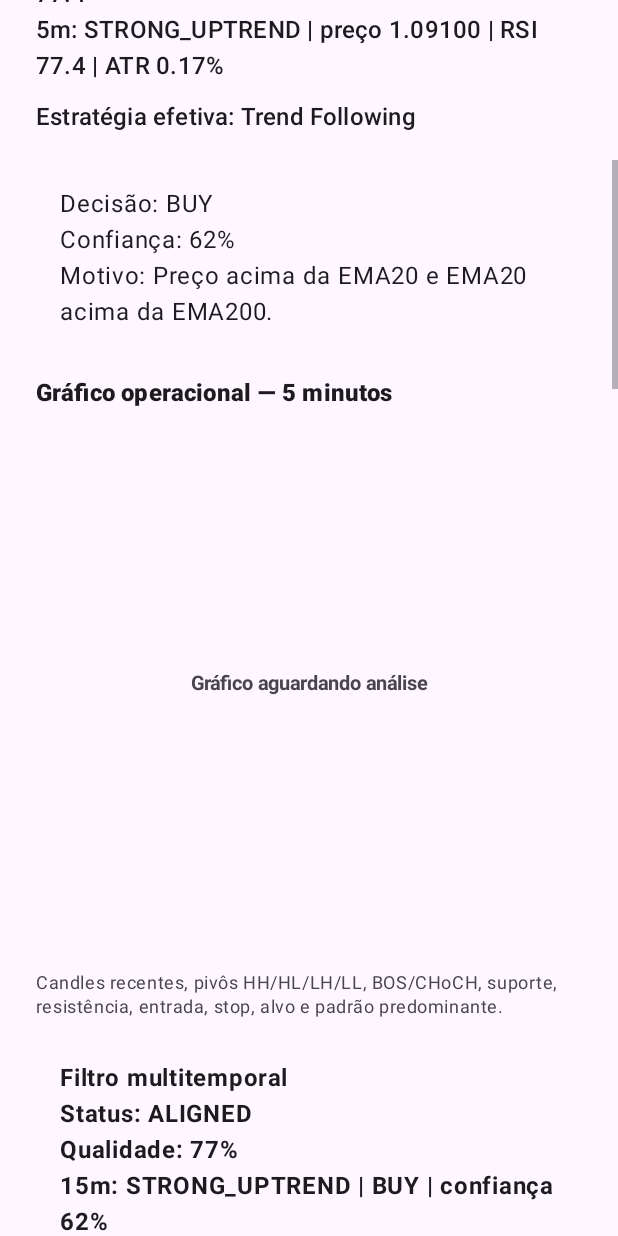
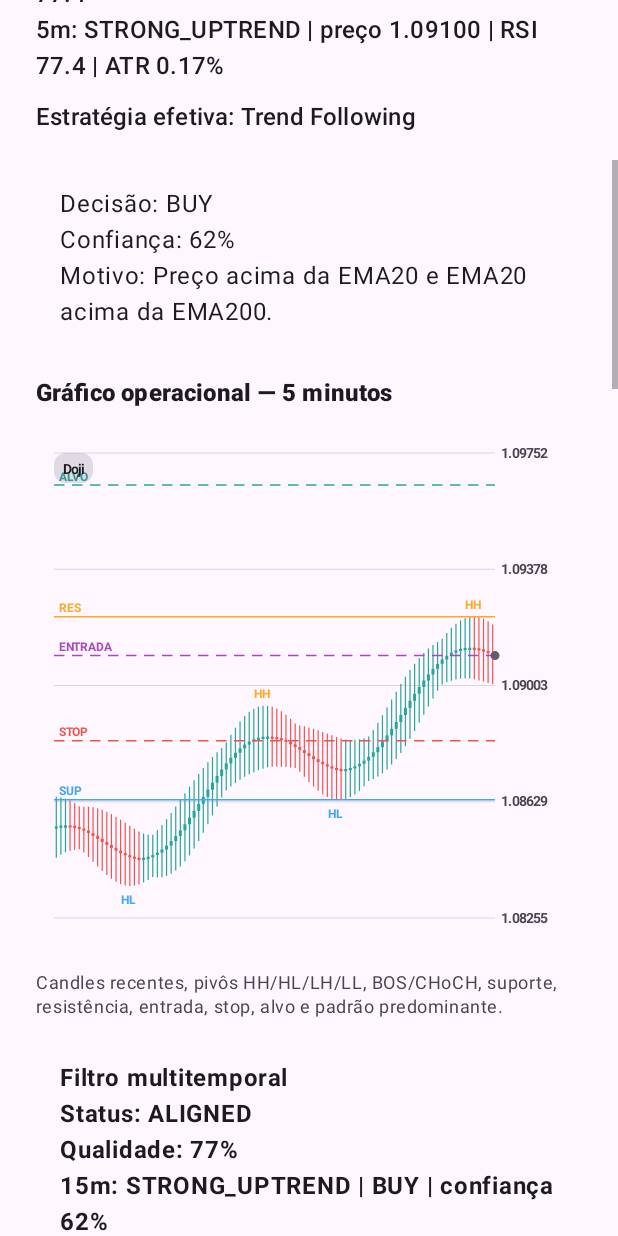
Before and after one commit to PrimalSword/orbis-wheel-mvp-vjoy, an Android app: the screen it shows after launch (MainActivity), scrolled down 576 dp, on a phone screen of 412 x 824 dp. Run offline under Robolectric (Android 15) with nearby library versions, the light colour scheme and no system bars; pictures from the network do not load.

Commit message:
feat: connect live analysis to visual chart

```diff
--- a/app/src/main/java/com/orbistrade/app/MainActivity.java
+++ b/app/src/main/java/com/orbistrade/app/MainActivity.java
@@ -35,7 +35,9 @@ import com.orbistrade.app.domain.strategy.StrategyDecision;
 import com.orbistrade.app.domain.strategy.StrategySelector;
 import com.orbistrade.app.domain.structure.MarketStructureAnalysis;
 import com.orbistrade.app.domain.structure.MarketStructureAnalyzer;
+import com.orbistrade.app.ui.chart.CandleChartView;
 
+import java.util.ArrayList;
 import java.util.List;
 import java.util.Locale;
 import java.util.concurrent.ExecutorService;
@@ -103,7 +105,9 @@ public class MainActivity extends AppCompatActivity {
                 });
             } catch (RuntimeException exception) {
                 runOnUiThread(() -> {
-                    showError(exception.getMessage() == null ? "Falha inesperada ao processar os dados de mercado." : exception.getMessage());
+                    showError(exception.getMessage() == null
+                            ? "Falha inesperada ao processar os dados de mercado."
+                            : exception.getMessage());
                     analyzeButton.setEnabled(true);
                 });
             }
@@ -172,39 +176,71 @@ public class MainActivity extends AppCompatActivity {
             );
         }
         if (isStructureConflict(effectiveDecision, contextStructure, triggerStructure)) {
-            effectiveDecision = waitDecision(effectiveDecision, "Filtro de estrutura",
-                    "A direção proposta conflita com a estrutura de preço. Aguarde BOS, CHoCH ou novo pivô confirmado.");
+            effectiveDecision = waitDecision(
+                    effectiveDecision,
+                    "Filtro de estrutura",
+                    "A direção proposta conflita com a estrutura de preço. Aguarde BOS, CHoCH ou novo pivô confirmado."
+            );
         }
         if (isPatternConflict(effectiveDecision, triggerPatterns)) {
-            effectiveDecision = waitDecision(effectiveDecision, "Filtro de padrões",
-                    "O padrão recente aponta contra a direção sugerida. Aguarde confirmação no próximo candle.");
+            effectiveDecision = waitDecision(
+                    effectiveDecision,
+                    "Filtro de padrões",
+                    "O padrão recente aponta contra a direção sugerida. Aguarde confirmação no próximo candle."
+            );
         }
 
         RiskProfile profile = new RiskProfile(balance, riskPercent, 2.0, 1.5);
         TradePlan plan = new RiskManager().buildPlan(trigger5m, effectiveDecision, profile);
         EntrySetup setup = entrySetupPlanner.build(trigger5m, effectiveDecision, plan);
-        SetupAssessment assessment = setupScorer.score(context15m, trigger5m, multiTimeframe, effectiveDecision, plan);
-        String mentor = mentorExplainer.explain(context15m, trigger5m, multiTimeframe, effectiveDecision, plan, assessment)
-                + buildStructureMentorNote(contextStructure, triggerStructure)
+        SetupAssessment assessment = setupScorer.score(
+                context15m, trigger5m, multiTimeframe, effectiveDecision, plan
+        );
+        String mentor = mentorExplainer.explain(
+                context15m, trigger5m, multiTimeframe, effectiveDecision, plan, assessment
+        ) + buildStructureMentorNote(contextStructure, triggerStructure)
                 + buildPatternMentorNote(contextPatterns, triggerPatterns);
         ConfirmationReview review = biasGuard.review(
                 thesis, trigger5m, triggerResult.getRegime(), effectiveDecision, plan
         );
 
         return new AnalysisOutput(
-                data.sourceLabel, data.warning, context15m, trigger5m,
-                contextResult, triggerResult, effectiveDecision, multiTimeframe,
-                contextStructure, triggerStructure, contextPatterns, triggerPatterns,
-                assessment, mentor, plan, setup, thesis, review
+                data.sourceLabel,
+                data.warning,
+                data.triggerCandles,
+                context15m,
+                trigger5m,
+                contextResult,
+                triggerResult,
+                effectiveDecision,
+                multiTimeframe,
+                contextStructure,
+                triggerStructure,
+                contextPatterns,
+                triggerPatterns,
+                assessment,
+                mentor,
+                plan,
+                setup,
+                thesis,
+                review
         );
     }
 
     private StrategyDecision waitDecision(StrategyDecision current, String name, String rationale) {
-        return new StrategyDecision(name, StrategyDecision.Action.WAIT,
-                Math.min(current.getConfidence(), 55), rationale);
+        return new StrategyDecision(
+                name,
+                StrategyDecision.Action.WAIT,
+                Math.min(current.getConfidence(), 55),
+                rationale
+        );
     }
 
-    private boolean isStructureConflict(StrategyDecision decision, MarketStructureAnalysis context, MarketStructureAnalysis trigger) {
+    private boolean isStructureConflict(
+            StrategyDecision decision,
+            MarketStructureAnalysis context,
+            MarketStructureAnalysis trigger
+    ) {
         if (decision.getAction() == StrategyDecision.Action.BUY) {
             return context.getTrend() == MarketStructureAnalysis.Trend.BEARISH
                     || trigger.getEvent() == MarketStructureAnalysis.Event.CHOCH_BEARISH
@@ -226,13 +262,19 @@ public class MainActivity extends AppCompatActivity {
                 && patterns.getBias() == CandlestickPatternAnalysis.Bias.BULLISH);
     }
 
-    private String buildStructureMentorNote(MarketStructureAnalysis context, MarketStructureAnalysis trigger) {
+    private String buildStructureMentorNote(
+            MarketStructureAnalysis context,
+            MarketStructureAnalysis trigger
+    ) {
         return "\n\nLeitura estrutural: no 15m a estrutura está " + translateTrend(context.getTrend())
                 + "; no 5m está " + translateTrend(trigger.getTrend())
                 + ". Evento recente: " + translateEvent(trigger.getEvent()) + ".";
     }
 
-    private String buildPatternMentorNote(CandlestickPatternAnalysis context, CandlestickPatternAnalysis trigger) {
+    private String buildPatternMentorNote(
+            CandlestickPatternAnalysis context,
+            CandlestickPatternAnalysis trigger
+    ) {
         return "\n\nPadrões de candles: 15m " + translatePatternBias(context.getBias())
                 + "; 5m " + translatePatternBias(trigger.getBias())
                 + ". Padrões isolados não autorizam entrada; use-os como confirmação da estrutura e do risco.";
@@ -241,12 +283,24 @@ public class MainActivity extends AppCompatActivity {
     private void render(AnalysisOutput output) {
         String status = "Fonte: " + output.sourceLabel + "\nAssistente de análise, risco e aprendizado ativo";
         if (!output.sourceWarning.isEmpty()) status += "\nAviso: " + output.sourceWarning;
+
         text(R.id.statusText).setText(status);
         text(R.id.regimeText).setText(formatMarket(output));
         text(R.id.strategyText).setText("Estratégia efetiva: " + output.effectiveDecision.getStrategyName());
-        text(R.id.decisionText).setText("Decisão: " + output.effectiveDecision.getAction().name()
-                + "\nConfiança: " + output.effectiveDecision.getConfidence() + "%"
-                + "\nMotivo: " + output.effectiveDecision.getRationale());
+        text(R.id.decisionText).setText(
+                "Decisão: " + output.effectiveDecision.getAction().name()
+                        + "\nConfiança: " + output.effectiveDecision.getConfidence() + "%"
+                        + "\nMotivo: " + output.effectiveDecision.getRationale()
+        );
+
+        CandleChartView chart = findViewById(R.id.candleChart);
+        chart.setAnalysis(
+                output.triggerCandles,
+                output.triggerStructure,
+                output.plan,
+                output.triggerPatterns
+        );
+
         text(R.id.multiTimeframeText).setText(formatMultiTimeframe(output.multiTimeframe));
         text(R.id.marketStructureText).setText(formatStructure(output.contextStructure, output.triggerStructure));
         text(R.id.candlestickPatternText).setText(formatPatterns(output.contextPatterns, output.triggerPatterns));
@@ -267,42 +321,68 @@ public class MainActivity extends AppCompatActivity {
         text(R.id.riskPlanText).setText(message == null ? "Erro desconhecido." : message);
         text(R.id.entrySetupText).setText("Setup intraday indisponível.");
         text(R.id.biasReviewText).setText("Revisão contra viés indisponível.");
+        CandleChartView chart = findViewById(R.id.candleChart);
+        if (chart != null) chart.clearAnalysis();
     }
 
-    private TextView text(int id) { return findViewById(id); }
+    private TextView text(int id) {
+        return findViewById(id);
+    }
 
     private String formatMarket(AnalysisOutput output) {
-        return String.format(Locale.US,
+        return String.format(
+                Locale.US,
                 "15m: %s | preço %.5f | RSI %.1f\n5m: %s | preço %.5f | RSI %.1f | ATR %.2f%%",
-                output.contextResult.getRegime().name(), output.context15m.getPrice(), output.context15m.getRsi(),
-                output.triggerResult.getRegime().name(), output.trigger5m.getPrice(), output.trigger5m.getRsi(),
-                output.trigger5m.getAtrPercent());
+                output.contextResult.getRegime().name(),
+                output.context15m.getPrice(),
+                output.context15m.getRsi(),
+                output.triggerResult.getRegime().name(),
+                output.trigger5m.getPrice(),
+                output.trigger5m.getRsi(),
+                output.trigger5m.getAtrPercent()
+        );
     }
 
     private String formatMultiTimeframe(MultiTimeframeAnalysis analysis) {
         return "Filtro multitemporal\nStatus: " + analysis.getStatus().name()
                 + "\nQualidade: " + analysis.getQualityScore() + "%"
-                + "\n" + analysis.getContextSummary() + "\n" + analysis.getTriggerSummary()
+                + "\n" + analysis.getContextSummary()
+                + "\n" + analysis.getTriggerSummary()
                 + "\n\nOrientação: " + analysis.getInstruction();
     }
 
-    private String formatStructure(MarketStructureAnalysis context, MarketStructureAnalysis trigger) {
+    private String formatStructure(
+            MarketStructureAnalysis context,
+            MarketStructureAnalysis trigger
+    ) {
         return "Estrutura de mercado\n15m: " + translateTrend(context.getTrend())
-                + " | topo " + context.getLastHighLabel() + " | fundo " + context.getLastLowLabel()
+                + " | topo " + context.getLastHighLabel()
+                + " | fundo " + context.getLastLowLabel()
                 + " | confiança " + context.getConfidence() + "%"
                 + "\n5m: " + translateTrend(trigger.getTrend())
-                + " | topo " + trigger.getLastHighLabel() + " | fundo " + trigger.getLastLowLabel()
+                + " | topo " + trigger.getLastHighLabel()
+                + " | fundo " + trigger.getLastLowLabel()
                 + " | evento " + translateEvent(trigger.getEvent())
-                + String.format(Locale.US, "\nSuporte: %.5f | Resistência: %.5f", trigger.getSupport(), trigger.getResistance())
+                + String.format(
+                        Locale.US,
+                        "\nSuporte: %.5f | Resistência: %.5f",
+                        trigger.getSupport(),
+                        trigger.getResistance()
+                )
                 + "\nLiquidez: " + formatLiquidity(trigger)
                 + "\n\nEvidências 5m:\n" + formatEvidence(trigger.getEvidence());
     }
 
-    private String formatPatterns(CandlestickPatternAnalysis context, CandlestickPatternAnalysis trigger) {
+    private String formatPatterns(
+            CandlestickPatternAnalysis context,
+            CandlestickPatternAnalysis trigger
+    ) {
         return "Padrões de candles"
-                + "\n15m: " + translatePatternBias(context.getBias()) + " | confiança " + context.getConfidence() + "%"
+                + "\n15m: " + translatePatternBias(context.getBias())
+                + " | confiança " + context.getConfidence() + "%"
                 + "\nDetectados: " + formatPatternNames(context.getPatterns())
-                + "\n\n5m: " + translatePatternBias(trigger.getBias()) + " | confiança " + trigger.getConfidence() + "%"
+                + "\n\n5m: " + translatePatternBias(trigger.getBias())
+                + " | confiança " + trigger.getConfidence() + "%"
                 + "\nDetectados: " + formatPatternNames(trigger.getPatterns())
                 + "\n\nLeitura 5m:\n" + formatEvidence(trigger.getEvidence());
     }
@@ -318,9 +398,15 @@ public class MainActivity extends AppCompatActivity {
     }
 
     private String formatLiquidity(MarketStructureAnalysis analysis) {
-        if (analysis.hasEqualHighs() && analysis.hasEqualLows()) return "acima dos topos e abaixo dos fundos equivalentes";
-        if (analysis.hasEqualHighs()) return "provável concentração acima dos topos equivalentes";
-        if (analysis.hasEqualLows()) return "provável concentração abaixo dos fundos equivalentes";
+        if (analysis.hasEqualHighs() && analysis.hasEqualLows()) {
+            return "acima dos topos e abaixo dos fundos equivalentes";
+        }
+        if (analysis.hasEqualHighs()) {
+            return "provável concentração acima dos topos equivalentes";
+        }
+        if (analysis.hasEqualLows()) {
+            return "provável concentração abaixo dos fundos equivalentes";
+        }
         return "nenhum agrupamento evidente nos pivôs recentes";
     }
 
@@ -370,31 +456,53 @@ public class MainActivity extends AppCompatActivity {
 
     private double parseNumber(String value) {
         String normalized = value.trim().replace(',', '.');
-        if (normalized.isEmpty()) throw new IllegalArgumentException("Preencha saldo e risco por operação.");
-        try { return Double.parseDouble(normalized); }
-        catch (NumberFormatException exception) { throw new IllegalArgumentException("Use apenas números válidos."); }
+        if (normalized.isEmpty()) {
+            throw new IllegalArgumentException("Preencha saldo e risco por operação.");
+        }
+        try {
+            return Double.parseDouble(normalized);
+        } catch (NumberFormatException exception) {
+            throw new IllegalArgumentException("Use apenas números válidos.");
+        }
     }
 
     private String formatPlan(TradePlan plan) {
-        if (!plan.isExecutable()) return "Plano de risco: BLOQUEADO\n" + plan.getNote();
-        return String.format(Locale.US,
+        if (!plan.isExecutable()) {
+            return "Plano de risco: BLOQUEADO\n" + plan.getNote();
+        }
+        return String.format(
+                Locale.US,
                 "Plano de risco: LIBERADO\nEntrada: %.5f\nStop loss: %.5f\nTake profit: %.5f\nRisco financeiro: %.2f\nTamanho estimado: %.2f unidades\n%s",
-                plan.getEntryPrice(), plan.getStopLoss(), plan.getTakeProfit(),
-                plan.getRiskAmount(), plan.getPositionUnits(), plan.getNote());
+                plan.getEntryPrice(),
+                plan.getStopLoss(),
+                plan.getTakeProfit(),
+                plan.getRiskAmount(),
+                plan.getPositionUnits(),
+                plan.getNote()
+        );
     }
 
     private String formatSetup(EntrySetup setup) {
         if (setup.getStatus() == EntrySetup.Status.BLOCKED) {
-            return "Setup de entrada: BLOQUEADO\n" + setup.getTriggerCondition() + "\n" + setup.getWarning();
+            return "Setup de entrada: BLOQUEADO\n"
+                    + setup.getTriggerCondition() + "\n" + setup.getWarning();
         }
-        return String.format(Locale.US,
+        return String.format(
+                Locale.US,
                 "Setup condicional de 15–30 min\nStatus: %s\nEstratégia: %s\nJanela estimada: até %d min\nZona de gatilho: %.5f\nInvalidação: %.5f\nConfirmação: %s\n\n%s",
-                setup.getStatus().name(), setup.getStrategyName(), setup.getWindowMinutes(),
-                setup.getTriggerPrice(), setup.getInvalidationPrice(), setup.getTriggerCondition(), setup.getWarning());
+                setup.getStatus().name(),
+                setup.getStrategyName(),
+                setup.getWindowMinutes(),
+                setup.getTriggerPrice(),
+                setup.getInvalidationPrice(),
+                setup.getTriggerCondition(),
+                setup.getWarning()
+        );
     }
 
     private String formatReview(TradeThesis thesis, ConfirmationReview review) {
-        return "Revisão contra viés de confirmação\nSua hipótese: " + thesis.name()
+        return "Revisão contra viés de confirmação"
+                + "\nSua hipótese: " + thesis.name()
                 + "\nVeredito: " + review.getVerdict().name()
                 + "\nAlinhamento: " + review.getAlignmentScore() + "%"
                 + "\n\nA favor:\n" + formatEvidence(review.getSupportingEvidence())
@@ -403,7 +511,9 @@ public class MainActivity extends AppCompatActivity {
     }
 
     private String formatEvidence(List<String> evidence) {
-        if (evidence == null || evidence.isEmpty()) return "• Nenhuma evidência relevante.";
+        if (evidence == null || evidence.isEmpty()) {
+            return "• Nenhuma evidência relevante.";
+        }
         StringBuilder builder = new StringBuilder();
         for (String item : evidence) {
             if (builder.length() > 0) builder.append('\n');
@@ -418,7 +528,12 @@ public class MainActivity extends AppCompatActivity {
         private final String sourceLabel;
         private final String warning;
 
-        private MarketDataLoad(List<Candle> contextCandles, List<Candle> triggerCandles, String sourceLabel, String warning) {
+        private MarketDataLoad(
+                List<Candle> contextCandles,
+                List<Candle> triggerCandles,
+                String sourceLabel,
+                String warning
+        ) {
             this.contextCandles = contextCandles;
             this.triggerCandles = triggerCandles;
             this.sourceLabel = sourceLabel;
@@ -429,6 +544,7 @@ public class MainActivity extends AppCompatActivity {
     private static final class AnalysisOutput {
         private final String sourceLabel;
         private final String sourceWarning;
+        private final List<Candle> triggerCandles;
         private final MarketSnapshot context15m;
         private final MarketSnapshot trigger5m;
         private final StrategySelector.SelectionResult contextResult;
@@ -447,8 +563,11 @@ public class MainActivity extends AppCompatActivity {
         private final ConfirmationReview review;
 
         private AnalysisOutput(
-                String sourceLabel, String sourceWarning,
-                MarketSnapshot context15m, MarketSnapshot trigger5m,
+                String sourceLabel,
+                String sourceWarning,
+                List<Candle> triggerCandles,
+                MarketSnapshot context15m,
+                MarketSnapshot trigger5m,
                 StrategySelector.SelectionResult contextResult,
                 StrategySelector.SelectionResult triggerResult,
                 StrategyDecision effectiveDecision,
@@ -457,11 +576,16 @@ public class MainActivity extends AppCompatActivity {
                 MarketStructureAnalysis triggerStructure,
                 CandlestickPatternAnalysis contextPatterns,
                 CandlestickPatternAnalysis triggerPatterns,
-                SetupAssessment assessment, String mentorExplanation,
-                TradePlan plan, EntrySetup setup, TradeThesis thesis, ConfirmationReview review
+                SetupAssessment assessment,
+                String mentorExplanation,
+                TradePlan plan,
+                EntrySetup setup,
+                TradeThesis thesis,
+                ConfirmationReview review
         ) {
             this.sourceLabel = sourceLabel;
             this.sourceWarning = sourceWarning;
+            this.triggerCandles = new ArrayList<>(triggerCandles);
             this.context15m = context15m;
             this.trigger5m = trigger5m;
             this.contextResult = contextResult;
```
